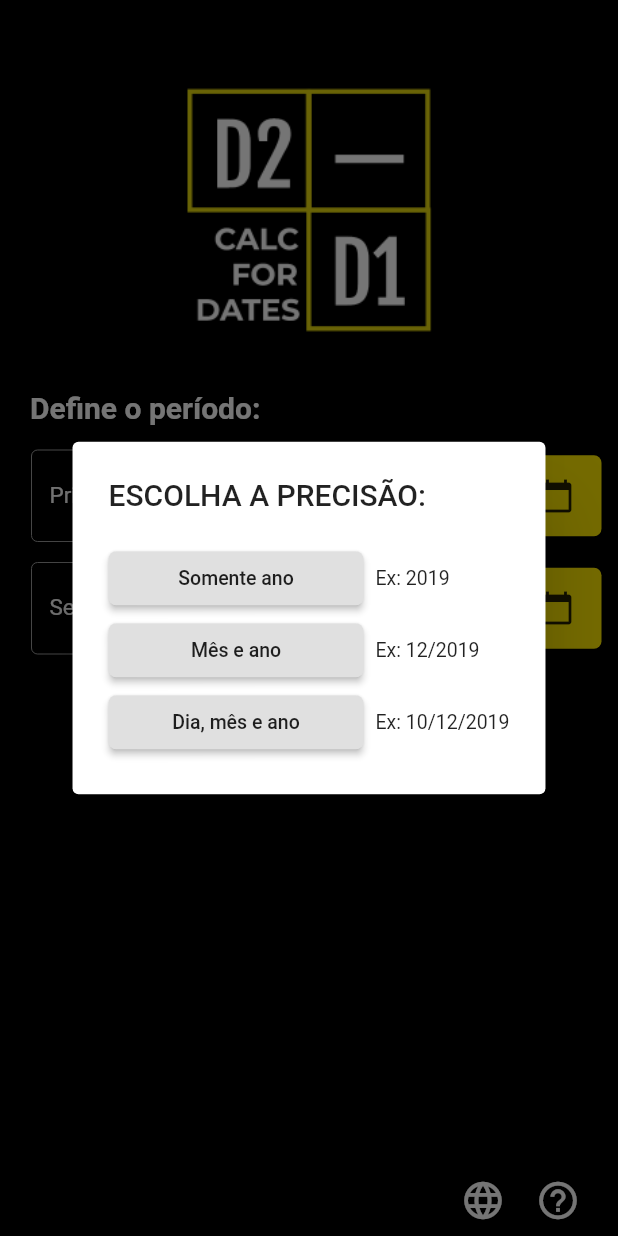
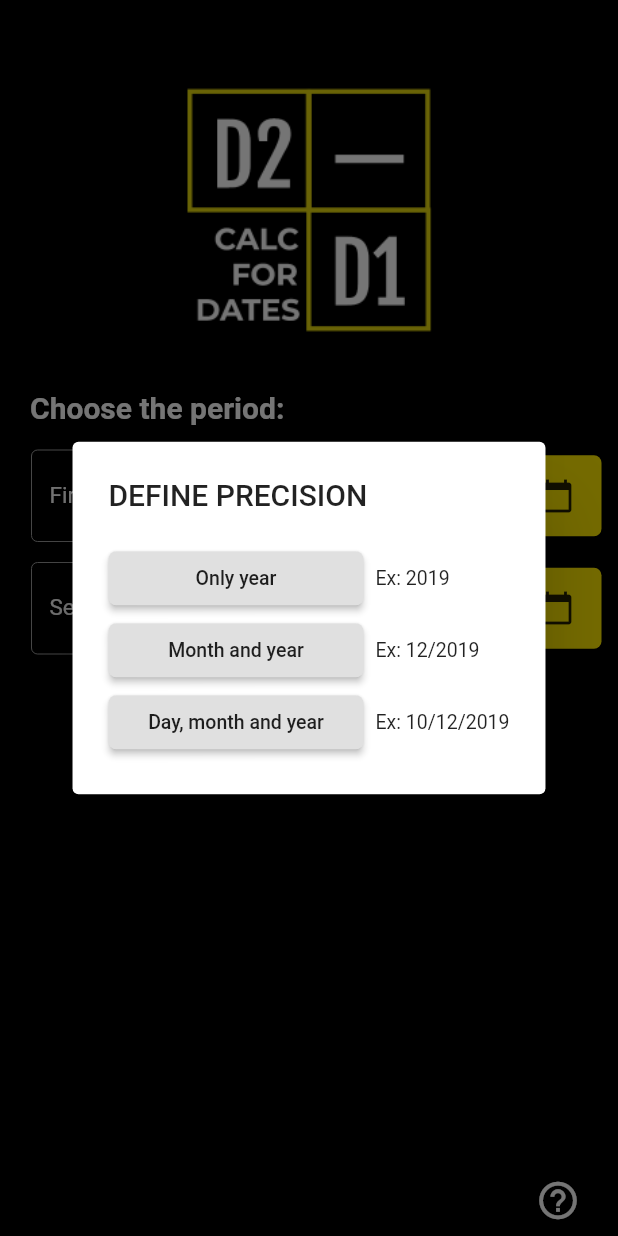
Before and after one commit to caiodepaulasilva/CalcDate, a Flutter app: the screen it shows after launch, after a tap on the "calendar today" icon, on a phone screen of 412 x 824 dp. Run offline on Flutter 3.47's test engine with Material 2 defaults, Android fonts, the phone set to English and light mode, and no system bars; our stand-ins replace font_awesome_flutter; missing offline and left inert: flutter_cupertino_date_picker.

```diff
--- a/lib/language/en.json
+++ b/lib/language/en.json
@@ -25,5 +25,5 @@
     "Button 1 - DialogIdiom": "English",
     "Button 2 - DialogIdiom": "Portuguese",
     "Text - TitleAbout": "ABOUT",
-    "Text - DialogAbout": "In this application, we want to offer every several feature so you can manipulate and calculate dates.\n\nEnjoy! And thank you!"
+    "Text - DialogAbout": "In this application, we want to offer every several feature so you can manipulate and calculate dates.Enjoy! And thank you!"
 }
--- a/lib/language/pt.json
+++ b/lib/language/pt.json
@@ -25,5 +25,5 @@
     "Button 1 - DialogIdiom": "Inglês",
     "Button 2 - DialogIdiom": "Português",
     "Text - TitleAbout": "SOBRE",
-    "Text - DialogAbout": "Desejamos oferecer todos os recursos imagináveis para que você possa manipular e calcular datas. Faça bom uso e obrigado!"
+    "Text - DialogAbout": "Nesta aplicação, queremos oferecer todos os recursos para que você possa manipular e calcular datas. Aprecie!\nE obrigado!"
 }
--- /dev/null
+++ b/lib/localization/demolocalizations.dart
@@ -0,0 +1,33 @@
+import 'dart:async';
+import 'dart:convert';
+
+import 'package:flutter/material.dart';
+import 'package:flutter/services.dart';
+
+class DemoLocalizations {
+  DemoLocalizations(this.locale);
+
+  final Locale locale;
+
+  static DemoLocalizations of(BuildContext context) {
+    return Localizations.of<DemoLocalizations>(context, DemoLocalizations);
+  }
+
+  Map<String, String> _sentences;
+
+  Future<bool> load() async {
+    String data = await rootBundle.loadString('lib/language/${this.locale.languageCode}.json');
+    Map<String, dynamic> _result = json.decode(data);
+
+    this._sentences = new Map();
+    _result.forEach((String key, dynamic value) {
+      this._sentences[key] = value.toString();
+    });
+
+    return true;
+  }
+
+  String trans(String key) {
+    return this._sentences[key];
+  }
+}
--- /dev/null
+++ b/lib/localization/demolocalizationsdelegate.dart
@@ -0,0 +1,23 @@
+import 'dart:async';
+import 'package:flutter/material.dart';
+import 'package:dateCalculator/localization/demolocalizations.dart';
+
+class DemoLocalizationsDelegate extends LocalizationsDelegate<DemoLocalizations> {
+  const DemoLocalizationsDelegate();
+
+  @override
+  bool isSupported(Locale locale) => ['pt', 'en'].contains(locale.languageCode);
+
+  @override
+  Future<DemoLocalizations> load(Locale locale) async {
+    DemoLocalizations localizations = new DemoLocalizations(locale);
+  await localizations.load();
+
+  print("Load ${locale.languageCode}");
+
+  return localizations;
+  }
+
+  @override
+  bool shouldReload(DemoLocalizationsDelegate old) => false;
+}
--- a/lib/main.dart
+++ b/lib/main.dart
@@ -1,26 +1,34 @@
 import 'package:flutter/material.dart';
 import 'package:dateCalculator/pages/homepage.dart';
-
+import 'package:flutter_localizations/flutter_localizations.dart';
+import 'package:dateCalculator/localization/demolocalizationsdelegate.dart';
 
 void main() => runApp(CalcDate());
 
 class CalcDate extends StatelessWidget {
-  // This widget is the root of your application.
   @override
   Widget build(BuildContext context) {
-    return MaterialApp(
-      title: 'dateCalculator',
+    return new MaterialApp(
       debugShowCheckedModeBanner: false,
-      theme: ThemeData(
-        primarySwatch: Colors.blue,
-      ),
-      // List all of the app's supported locales here
-      supportedLocales: [
-        Locale('pt', 'BR'),
-        Locale('en', 'US'),
+      supportedLocales: [const Locale('pt', 'BR'), const Locale('en', 'US')],
+      localizationsDelegates: [
+        const DemoLocalizationsDelegate(),
+        GlobalMaterialLocalizations.delegate,
+        GlobalWidgetsLocalizations.delegate
+      ],
+      localeResolutionCallback:
+          (Locale locale, Iterable<Locale> supportedLocales) {
+        for (Locale supportedLocale in supportedLocales) {
+          if (supportedLocale.languageCode == locale.languageCode ||
+              supportedLocale.countryCode == locale.countryCode) {
+            return supportedLocale;
+          }
+        }
 
-      ],
-      home: HomePage(),
+        return supportedLocales.first;
+      },
+      title: 'CalcDate',
+      home: new HomePage(),
     );
   }
 }
--- a/lib/components/calculate.dart
+++ b/lib/pages/components/calculate.dart
@@ -1,5 +1,6 @@
 import 'package:dateCalculator/pages/resultpage.dart';
 import 'package:flutter/material.dart';
+import 'package:dateCalculator/localization/demolocalizations.dart';
 
 class Calculate extends StatelessWidget {
   final DateTime firstDate;
@@ -148,7 +149,8 @@ class Calculate extends StatelessWidget {
                           builder: (contexto) =>
                               ResultPage(results: calcular())));
                 },
-                child: Text(("Calcular"),
+                child: Text(
+                    DemoLocalizations.of(context).trans('Button - HomePage'),
                     textAlign: TextAlign.start,
                     style: TextStyle(
                         fontSize: 20.0,
--- a/lib/components/inputDate.dart
+++ b/lib/pages/components/inputDate.dart
@@ -1,8 +1,9 @@
 import 'package:flutter/cupertino.dart';
 import 'package:flutter/material.dart';
-import 'package:dateCalculator/menus/choiceMenu.dart';
+import 'package:dateCalculator/pages/menus/choiceMenu.dart';
 import 'package:flutter/services.dart';
-import 'package:dateCalculator/components/calculate.dart';
+import 'package:dateCalculator/pages/components/calculate.dart';
+import 'package:dateCalculator/localization/demolocalizations.dart';
 
 class InputDate extends StatefulWidget {
   InputDate({Key key});
@@ -86,7 +87,8 @@ class _InputDateState extends State<InputDate> {
                   border: const OutlineInputBorder(
                       borderSide:
                           const BorderSide(color: Colors.white, width: 0.0)),
-                  labelText: ("Primeira Data"),
+                  labelText: DemoLocalizations.of(context)
+                      .trans("EntryDate 1 - HomePage"),
                 ),
                 textAlign: TextAlign.start,
               ),
@@ -158,7 +160,8 @@ class _InputDateState extends State<InputDate> {
                   border: const OutlineInputBorder(
                       borderSide:
                           const BorderSide(color: Colors.white, width: 0.0)),
-                  labelText: ("Segunda Data"),
+                  labelText: DemoLocalizations.of(context)
+                      .trans("EntryDate 2 - HomePage"),
                 ),
                 textAlign: TextAlign.start,
               ),
--- a/lib/components/help.dart
+++ b/lib/pages/components/menu.dart
@@ -1,5 +1,5 @@
-import 'package:dateCalculator/menus/aboutMenu.dart';
-import 'package:dateCalculator/menus/idiomMenu.dart';
+import 'package:dateCalculator/pages/menus/aboutMenu.dart';
+// import 'package:dateCalculator/pages/menus/idiomMenu.dart';
 import 'package:flutter/material.dart';
 
 class HelpMenu extends StatelessWidget {
@@ -12,25 +12,25 @@ class HelpMenu extends StatelessWidget {
           crossAxisAlignment: CrossAxisAlignment.start,
           mainAxisAlignment: MainAxisAlignment.end,
           children: <Widget>[
-            Padding(
-                padding: EdgeInsets.only(right: 5),
-                child: Container(
-                    alignment: Alignment.bottomRight,
-                    width: 50,
-                    child: FlatButton(
-                      padding: EdgeInsets.only(right: 00),
-                      color: Colors.black,
-                      child: Icon(
-                        Icons.language,
-                        color: Colors.white,
-                        size: 30,
-                      ),
-                      onPressed: () {
-                        showDialog(
-                            context: context,
-                            builder: (context) => IdiomMenu());
-                      },
-                    ))),
+            // Padding(
+            //     padding: EdgeInsets.only(right: 5),
+            //     child: Container(
+            //         alignment: Alignment.bottomRight,
+            //         width: 50,
+            //         child: FlatButton(
+            //           padding: EdgeInsets.only(right: 00),
+            //           color: Colors.black,
+            //           child: Icon(
+            //             Icons.language,
+            //             color: Colors.white,
+            //             size: 30,
+            //           ),
+            //           onPressed: () {
+            //             showDialog(
+            //                 context: context,
+            //                 builder: (context) => IdiomMenu());
+            //           },
+            // ))),
             Padding(
               padding: EdgeInsets.only(right: 10),
               child: Container(
@@ -38,7 +38,7 @@ class HelpMenu extends StatelessWidget {
                 width: 50,
                 child: FlatButton(
                   color: Colors.black,
-                  padding: EdgeInsets.only(right:10),
+                  padding: EdgeInsets.only(right: 10),
                   child: Icon(
                     Icons.help_outline,
                     size: 30,
--- a/lib/pages/homepage.dart
+++ b/lib/pages/homepage.dart
@@ -1,6 +1,7 @@
-import 'package:dateCalculator/components/help.dart';
-import 'package:dateCalculator/components/inputDate.dart';
+import 'package:dateCalculator/pages/components/menu.dart';
+import 'package:dateCalculator/pages/components/inputDate.dart';
 import 'package:flutter/material.dart';
+import 'package:dateCalculator/localization/demolocalizations.dart';
 
 class HomePage extends StatefulWidget {
   HomePage({Key key}) : super(key: key);
@@ -10,7 +11,6 @@ class HomePage extends StatefulWidget {
 }
 
 class _HomePageState extends State<HomePage> {
-
   @override
   Widget build(BuildContext context) {
     return Scaffold(
@@ -39,8 +39,7 @@ class _HomePageState extends State<HomePage> {
                 Padding(
                     padding: EdgeInsets.only(left: 20.0, bottom: 10.0),
                     child: Text(
-
-                     ("Define o período:"),
+                        DemoLocalizations.of(context).trans('Text - HomePage'),
                         textAlign: TextAlign.start,
                         style: TextStyle(
                             fontSize: 20.0,
--- a/lib/menus/choiceMenu.dart
+++ b/lib/pages/menus/choiceMenu.dart
@@ -1,5 +1,6 @@
 import 'package:flutter/material.dart';
-import 'package:dateCalculator/menus/calendarMenu.dart';
+import 'package:dateCalculator/pages/menus/calendarMenu.dart';
+import 'package:dateCalculator/localization/demolocalizations.dart';
 
 class ChoiceMenu extends StatefulWidget {
   final position;
@@ -16,7 +17,6 @@ class _ChoiceMenuState extends State<ChoiceMenu> {
   _ChoiceMenuState({this.position});
 
   Widget build(BuildContext context) {
-
     void inputData(int precision) async {
       DateTime date;
 
@@ -33,7 +33,7 @@ class _ChoiceMenuState extends State<ChoiceMenu> {
 
     return AlertDialog(
         title: Text(
-          ("ESCOLHA A PRECISÃO:"),
+          DemoLocalizations.of(context).trans("Text - DialogPrecision"),
         ),
         content: new Column(
             mainAxisSize: MainAxisSize.min,
@@ -51,7 +51,7 @@ class _ChoiceMenuState extends State<ChoiceMenu> {
                         highlightColor: Colors.yellowAccent[400],
                         disabledTextColor: Colors.black,
                         disabledElevation: 5,
-                        child: Text(("Somente ano"),
+                        child: Text(DemoLocalizations.of(context).trans("Button 1 - DialogPrecision"),
                             style: TextStyle(fontSize: 13)),
                         onPressed: () {
                           inputData(1);
@@ -75,7 +75,7 @@ class _ChoiceMenuState extends State<ChoiceMenu> {
                       disabledTextColor: Colors.black,
                       disabledElevation: 5,
                       child:
-                          Text(("Mês e ano"), style: TextStyle(fontSize: 13)),
+                          Text(DemoLocalizations.of(context).trans("Button 2 - DialogPrecision"), style: TextStyle(fontSize: 13)),
                       onPressed: () {
                         inputData(2);
                       }),
@@ -98,7 +98,7 @@ class _ChoiceMenuState extends State<ChoiceMenu> {
                         highlightColor: Colors.yellowAccent[400],
                         disabledTextColor: Colors.black,
                         disabledElevation: 5,
-                        child: Text(("Dia, mês e ano"),
+                        child: Text(DemoLocalizations.of(context).trans("Button 3 - DialogPrecision"),
                             style: TextStyle(fontSize: 13)),
                         onPressed: () {
                           inputData(3);
--- a/lib/pages/resultpage.dart
+++ b/lib/pages/resultpage.dart
@@ -1,57 +1,74 @@
 import 'package:flutter/material.dart';
-import 'package:dateCalculator/components/help.dart';
-// import 'package:dateCalculator/custom_text_field.dart';
+import 'package:dateCalculator/pages/components/menu.dart';
+import 'package:dateCalculator/localization/demolocalizations.dart';
 
 class ResultPage extends StatefulWidget {
   final results;
   ResultPage({Key key, List<int> results}) : this.results = results;
 
-    @override
+  @override
   State<StatefulWidget> createState() => _ResultPageState(results: results);
+}
 
-}
-  class _ResultPageState extends State<ResultPage> {
-    final List<int> results;
+class _ResultPageState extends State<ResultPage> {
+  final List<int> results;
 
- _ResultPageState({this.results});
+  _ResultPageState({this.results});
 
   @override
   Widget build(BuildContext context) {
-
     String resultado(List<int> results) {
-      var ano;
-      var mes;
-      var dia;
-      var auxMes = " ${(  "e")} ";
-      var auxDia = " ${(  "e")} ";
+      var year;
+      var motnh;
+      var day;
+      var auxMonth =
+          " ${DemoLocalizations.of(context).trans("Date CaractererAux - ResultPage")} ";
+      var auxDay =
+          " ${DemoLocalizations.of(context).trans("Date CaractererAux - ResultPage")} ";
 
       if (results[3] == 1) {
-        ano = "${results[3]}" + " " +(  "ano");
+        year = "${results[3]}" +
+            " " +
+            DemoLocalizations.of(context).trans("Year Singular - ResultPage");
       } else if (results[3] > 1) {
-        ano = "${results[3]}" + " " +(  "anos");
+        year = "${results[3]}" +
+            " " +
+            DemoLocalizations.of(context).trans("Year Plural - ResultPage");
       } else if (results[3] == 0) {
-        auxMes = "";
-        ano = "";
+        auxMonth = "";
+        year = "";
       }
 
       if (results[4] == 1) {
-        mes = "$auxMes" + "${results[4]}" + " " +(  "mês");
+        motnh = "$auxMonth" +
+            "${results[4]}" +
+            " " +
+            DemoLocalizations.of(context).trans("Month Singular - ResultPage");
       } else if (results[4] > 1) {
-        mes = "$auxMes" + "${results[4]}" + " " +(  "meses");
+        motnh = "$auxMonth" +
+            "${results[4]}" +
+            " " +
+            DemoLocalizations.of(context).trans("Month Plural - ResultPage");
       } else if (results[4] == 0) {
-        auxDia = "";
-        mes = "";
+        auxDay = "";
+        motnh = "";
       }
 
       if (results[5] == 1) {
-        dia = "$auxDia" + "${results[5]}" + " " +(  "dia");
+        day = "$auxDay" +
+            "${results[5]}" +
+            " " +
+            DemoLocalizations.of(context).trans("Day Singular - ResultPage");
       } else if (results[5] > 1) {
-        dia = "$auxDia" + "${results[5]}" + " " +(  "dias");
+        day = "$auxDay" +
+            "${results[5]}" +
+            " " +
+            DemoLocalizations.of(context).trans("Day Plural - ResultPage");
       } else if (results[5] == 0) {
-        dia = "";
+        day = "";
       }
 
-      return "$ano" + "$mes" + "$dia";
+      return "$year" + "$motnh" + "$day";
     }
 
     return Scaffold(
@@ -90,7 +107,7 @@ class ResultPage extends StatefulWidget {
               Padding(
                   padding: EdgeInsets.only(left: 25.0),
                   child: Text(
-                    ("Resultado:"),
+                      DemoLocalizations.of(context).trans("Text - ResultPage"),
                       textAlign: TextAlign.start,
                       style: TextStyle(
                           fontSize: 22.0,
@@ -110,7 +127,8 @@ class ResultPage extends StatefulWidget {
                               padding:
                                   EdgeInsets.only(top: 4, left: 8, bottom: 4),
                               child: Text(
-                               ("Anos"),
+                                DemoLocalizations.of(context)
+                                    .trans("Year Title - ResultPage"),
                                 textAlign: TextAlign.start,
                                 style: TextStyle(
                                   color: Colors.white,
@@ -135,7 +153,8 @@ class ResultPage extends StatefulWidget {
                               padding:
                                   EdgeInsets.only(top: 4, left: 8, bottom: 4),
                               child: Text(
-                               ("Meses"),
+                                DemoLocalizations.of(context)
+                                    .trans("Month Title - ResultPage"),
                                 textAlign: TextAlign.start,
                                 style: TextStyle(
                                   color: Colors.white,
@@ -160,7 +179,7 @@ class ResultPage extends StatefulWidget {
                               padding:
                                   EdgeInsets.only(top: 4, left: 8, bottom: 4),
                               child: Text(
-                               ("Dias"),
+                                       DemoLocalizations.of(context).trans("Day Title - ResultPage"),
                                 textAlign: TextAlign.start,
                                 style: TextStyle(
                                   color: Colors.white,
```
Also changed, not shown: lib/pages/menus/aboutMenu.dart (renamed from lib/menus/aboutMenu.dart, +7 -14 lines), lib/pages/menus/calendarMenu.dart (renamed from lib/menus/calendarMenu.dart, +8 -6 lines), lib/pages/menus/idiomMenu.dart (renamed from lib/menus/idiomMenu.dart, +14 -18 lines).
